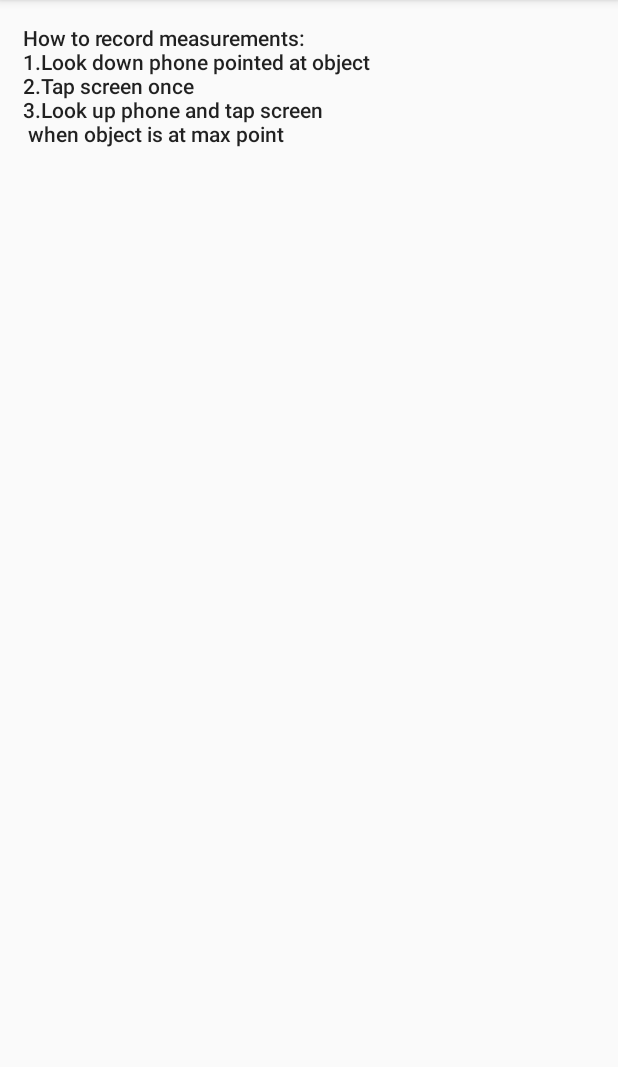
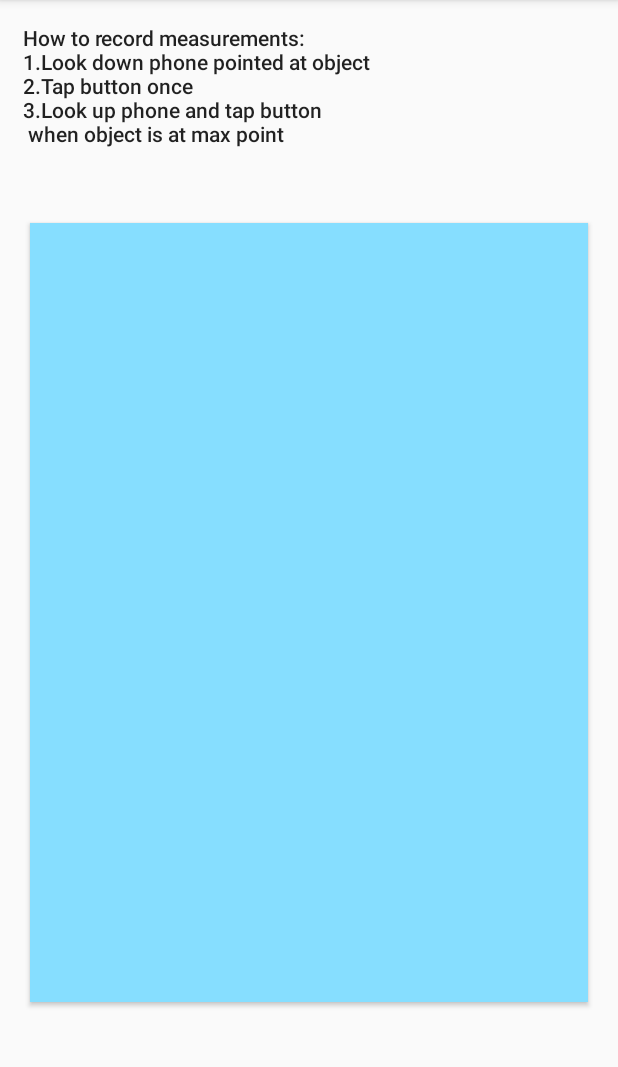
Before and after one commit to MasonMcV/Measurematics, an Android app: the GatheringData screen opened directly, with no data from a screen before it, on a phone screen of 412 x 824 dp, the part 84-1151 px from its top. Run offline under Robolectric (Android 15) with nearby library versions, the phone set to English and light mode, and no system bars.

Commit message:
Update page 2

```diff
--- a/app/src/main/res/layout/activity_gathering_data.xml
+++ b/app/src/main/res/layout/activity_gathering_data.xml
@@ -16,4 +16,19 @@
         android:textAppearance="@style/TextAppearance.AppCompat.Body2"
         app:layout_constraintStart_toStartOf="parent"
         app:layout_constraintTop_toTopOf="parent" />
+
+    <Button
+        android:id="@+id/button3"
+        android:layout_width="0dp"
+        android:layout_height="0dp"
+        android:layout_marginBottom="100dp"
+        android:layout_marginEnd="20dp"
+        android:layout_marginStart="20dp"
+        android:layout_marginTop="50dp"
+        android:background="#86deff"
+        app:layout_constraintBottom_toBottomOf="parent"
+        app:layout_constraintEnd_toEndOf="parent"
+        app:layout_constraintStart_toStartOf="parent"
+        app:layout_constraintTop_toBottomOf="@+id/textView2" />
+
 </android.support.constraint.ConstraintLayout>
--- a/app/src/main/res/values/strings.xml
+++ b/app/src/main/res/values/strings.xml
@@ -13,5 +13,5 @@
     </string-array>
 
     <string name="dataMeasure_instructions">How to record measurements:\n1.Look down phone pointed at object
-    \n2.Tap screen once\n3.Look up phone and tap screen\n  when object is at max point</string>
+    \n2.Tap button once\n3.Look up phone and tap button\n  when object is at max point</string>
 </resources>
```
